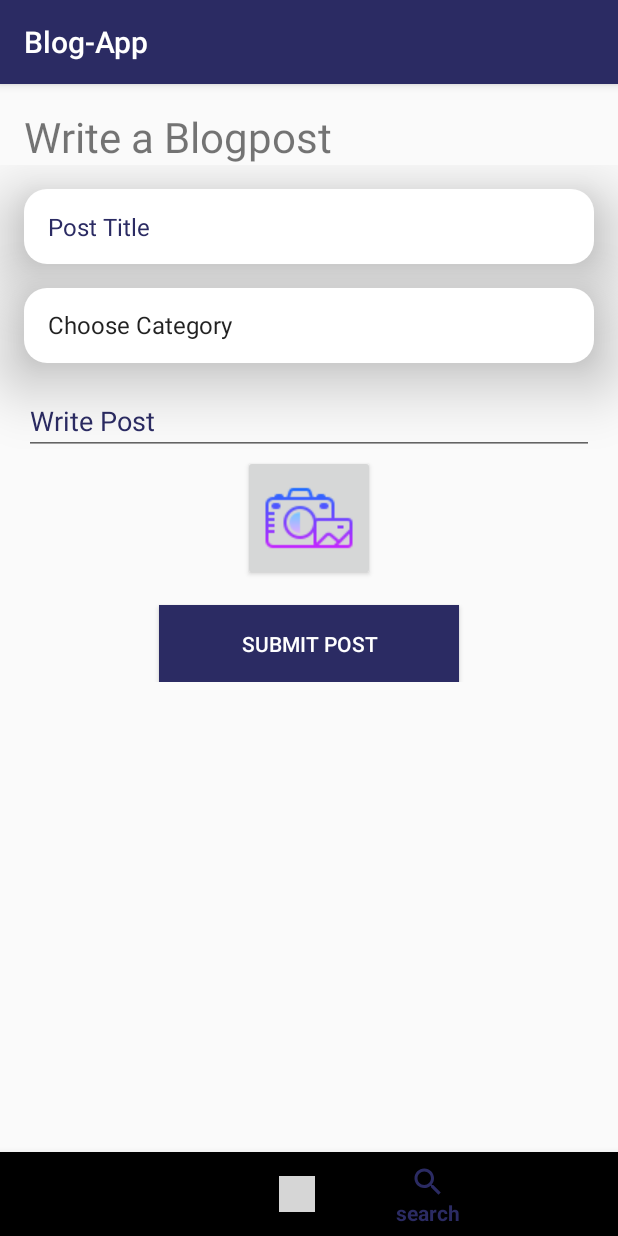
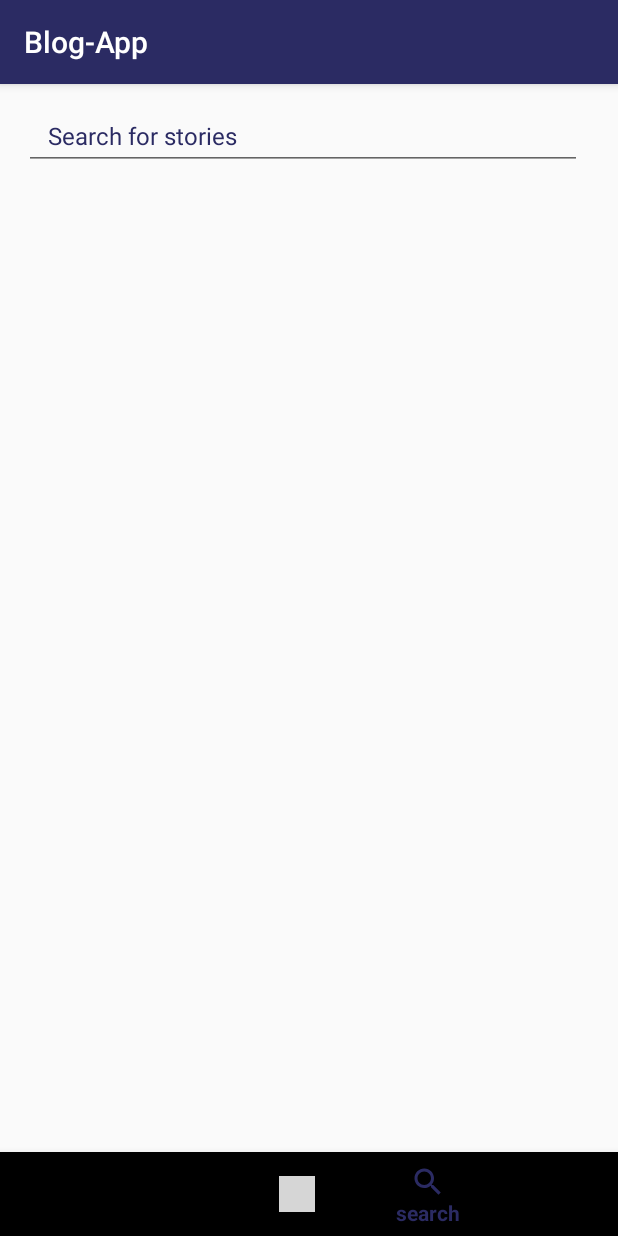
Before and after one commit to toluwalope19/Blog-App, an Android app: the screen it shows after launch (MainActivity), item 4 of the bottom bar chosen, on a phone screen of 412 x 824 dp. Run offline under Robolectric (Android 15) with nearby library versions, the phone set to English and light mode, and no system bars; grey boxes are pictures that could not be loaded.

Commit message:
search screen

```diff
--- a/app/src/main/java/com/example/blog_app/MainActivity.kt
+++ b/app/src/main/java/com/example/blog_app/MainActivity.kt
@@ -67,6 +67,12 @@
                     .replace(R.id.Fragment, addPost).commit()
                 return true
             }
+            navigation_search->{
+                getSupportFragmentManager()
+                    .beginTransaction()
+                    .replace(R.id.Fragment, search).commit()
+                return true
+            }
             navigation_profile ->{
                 getSupportFragmentManager()
                     .beginTransaction()
--- /dev/null
+++ b/app/src/main/res/layout/search_bar.xml
@@ -0,0 +1,37 @@
+<?xml version="1.0" encoding="utf-8"?>
+<androidx.appcompat.widget.Toolbar xmlns:android="http://schemas.android.com/apk/res/android"
+    xmlns:app="http://schemas.android.com/apk/res-auto"
+    xmlns:tools="http://schemas.android.com/tools"
+    android:orientation="vertical" android:layout_width="match_parent"
+    android:layout_height="wrap_content">
+
+    <androidx.constraintlayout.widget.ConstraintLayout
+        android:layout_width="match_parent"
+        android:layout_marginTop="12dp"
+        android:layout_height="wrap_content">
+
+        <EditText
+            android:id="@+id/search_button"
+            android:layout_width="0dp"
+            android:layout_height="45dp"
+            app:layout_goneMarginStart="24dp"
+            android:layout_marginEnd="24dp"
+            android:hint="Search for stories"
+            android:textSize="@dimen/fab_margin"
+            android:textColorHint="@color/second_text"
+            android:textColor="@color/second_text"
+            android:paddingLeft="@dimen/activity_horizontal_margin"
+            android:paddingRight="@dimen/activity_horizontal_margin"
+            app:layout_constraintBottom_toBottomOf="parent"
+            app:layout_constraintEnd_toEndOf="parent"
+            app:layout_constraintHorizontal_bias="0.0"
+            app:layout_constraintStart_toStartOf="parent" />
+
+
+
+    </androidx.constraintlayout.widget.ConstraintLayout>
+
+
+
+
+</androidx.appcompat.widget.Toolbar>
--- a/app/src/main/res/layout/search_fragment.xml
+++ b/app/src/main/res/layout/search_fragment.xml
@@ -5,9 +5,6 @@
     android:layout_height="match_parent"
     tools:context=".search.SearchFragment">
 
-    <TextView
-        android:layout_width="match_parent"
-        android:layout_height="match_parent"
-        android:text="search" />
+    <include layout="@layout/search_bar"/>
 
 </FrameLayout>
--- a/app/src/main/res/menu/bottom_navigation.xml
+++ b/app/src/main/res/menu/bottom_navigation.xml
@@ -11,7 +11,7 @@
     <item android:id="@+id/navigation_post"
         android:icon="@drawable/ic_add_circle_outline_black_24dp"
         android:title="AddPost"/>
-    <item android:id="@+id/naviagtion_search"
+    <item android:id="@+id/navigation_search"
         android:icon="@drawable/ic_search_black_24dp"
         android:title="search"/>
 
```
Also changed, not shown: 88 other files.
